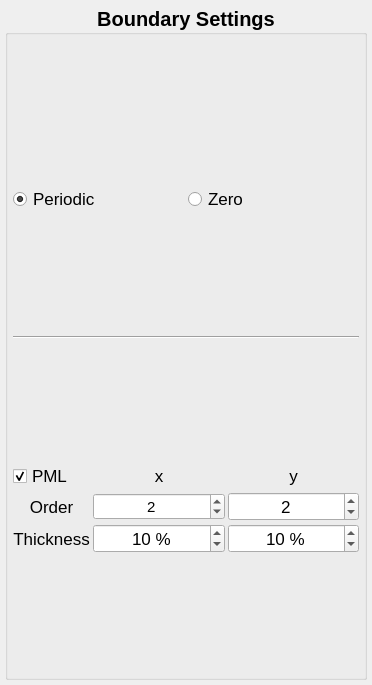
First picture: the form in dirac/gui/mainwindow/boundarysettings/boundary_group_box.ui, repository brands-d/Dirac, before the edit.
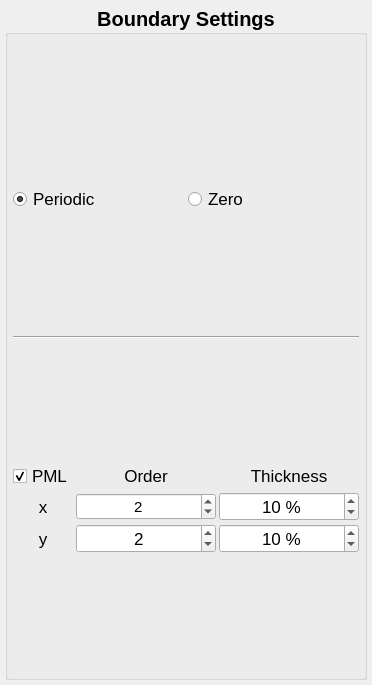
Second picture: the form after the edit.

```diff
--- a/dirac/gui/mainwindow/boundarysettings/boundary_group_box.ui
+++ b/dirac/gui/mainwindow/boundarysettings/boundary_group_box.ui
@@ -123,129 +123,7 @@
       </item>
       <item>
        <layout class="QGridLayout" name="layout_3">
-        <item row="0" column="1">
-         <widget class="QLabel" name="label_x">
-          <property name="font">
-           <font>
-            <pointsize>13</pointsize>
-            <weight>50</weight>
-            <bold>false</bold>
-            <stylestrategy>PreferAntialias</stylestrategy>
-           </font>
-          </property>
-          <property name="toolTip">
-           <string>PML settings for the horizontal direction.</string>
-          </property>
-          <property name="text">
-           <string>x</string>
-          </property>
-          <property name="alignment">
-           <set>Qt::AlignCenter</set>
-          </property>
-         </widget>
-        </item>
-        <item row="1" column="1">
-         <widget class="QSpinBox" name="x_order_spinbox">
-          <property name="font">
-           <font>
-            <pointsize>11</pointsize>
-            <weight>50</weight>
-            <bold>false</bold>
-           </font>
-          </property>
-          <property name="alignment">
-           <set>Qt::AlignCenter</set>
-          </property>
-          <property name="correctionMode">
-           <enum>QAbstractSpinBox::CorrectToNearestValue</enum>
-          </property>
-          <property name="keyboardTracking">
-           <bool>false</bool>
-          </property>
-          <property name="minimum">
-           <number>0</number>
-          </property>
-          <property name="maximum">
-           <number>10</number>
-          </property>
-          <property name="value">
-           <number>2</number>
-          </property>
-         </widget>
-        </item>
         <item row="0" column="2">
-         <widget class="QLabel" name="label_y">
-          <property name="font">
-           <font>
-            <pointsize>13</pointsize>
-            <weight>50</weight>
-            <bold>false</bold>
-            <stylestrategy>PreferAntialias</stylestrategy>
-           </font>
-          </property>
-          <property name="toolTip">
-           <string>PML settings for the vertical direction.</string>
-          </property>
-          <property name="text">
-           <string>y</string>
-          </property>
-          <property name="alignment">
-           <set>Qt::AlignCenter</set>
-          </property>
-         </widget>
-        </item>
-        <item row="1" column="2">
-         <widget class="QSpinBox" name="y_order_spinbox">
-          <property name="font">
-           <font>
-            <pointsize>13</pointsize>
-            <weight>50</weight>
-            <bold>false</bold>
-            <stylestrategy>PreferAntialias</stylestrategy>
-           </font>
-          </property>
-          <property name="alignment">
-           <set>Qt::AlignCenter</set>
-          </property>
-          <property name="correctionMode">
-           <enum>QAbstractSpinBox::CorrectToNearestValue</enum>
-          </property>
-          <property name="keyboardTracking">
-           <bool>false</bool>
-          </property>
-          <property name="minimum">
-           <number>0</number>
-          </property>
-          <property name="maximum">
-           <number>10</number>
-          </property>
-          <property name="value">
-           <number>2</number>
-          </property>
-         </widget>
-        </item>
-        <item row="1" column="0">
-         <widget class="QLabel" name="label_order">
-          <property name="font">
-           <font>
-            <pointsize>13</pointsize>
-            <weight>50</weight>
-            <bold>false</bold>
-            <stylestrategy>PreferAntialias</stylestrategy>
-           </font>
-          </property>
-          <property name="toolTip">
-           <string>Order of the polynomial for the PML.</string>
-          </property>
-          <property name="text">
-           <string>Order</string>
-          </property>
-          <property name="alignment">
-           <set>Qt::AlignCenter</set>
-          </property>
-         </widget>
-        </item>
-        <item row="2" column="0">
          <widget class="QLabel" name="label_thickness">
           <property name="font">
            <font>
@@ -266,6 +144,27 @@
           </property>
          </widget>
         </item>
+        <item row="2" column="0">
+         <widget class="QLabel" name="label_y">
+          <property name="font">
+           <font>
+            <pointsize>13</pointsize>
+            <weight>50</weight>
+            <bold>false</bold>
+            <stylestrategy>PreferAntialias</stylestrategy>
+           </font>
+          </property>
+          <property name="toolTip">
+           <string>PML settings for the vertical direction.</string>
+          </property>
+          <property name="text">
+           <string>y</string>
+          </property>
+          <property name="alignment">
+           <set>Qt::AlignCenter</set>
+          </property>
+         </widget>
+        </item>
         <item row="0" column="0">
          <widget class="QCheckBox" name="pml_checkbox">
           <property name="sizePolicy">
@@ -293,7 +192,7 @@
           </property>
          </widget>
         </item>
-        <item row="2" column="1">
+        <item row="1" column="2">
          <widget class="QSpinBox" name="x_thickness_spinbox">
           <property name="font">
            <font>
@@ -329,6 +228,27 @@
           </property>
          </widget>
         </item>
+        <item row="1" column="0">
+         <widget class="QLabel" name="label_x">
+          <property name="font">
+           <font>
+            <pointsize>13</pointsize>
+            <weight>50</weight>
+            <bold>false</bold>
+            <stylestrategy>PreferAntialias</stylestrategy>
+           </font>
+          </property>
+          <property name="toolTip">
+           <string>PML settings for the horizontal direction.</string>
+          </property>
+          <property name="text">
+           <string>x</string>
+          </property>
+          <property name="alignment">
+           <set>Qt::AlignCenter</set>
+          </property>
+         </widget>
+        </item>
         <item row="2" column="2">
          <widget class="QSpinBox" name="y_thickness_spinbox">
           <property name="font">
@@ -365,6 +285,86 @@
           </property>
          </widget>
         </item>
+        <item row="0" column="1">
+         <widget class="QLabel" name="label_order">
+          <property name="font">
+           <font>
+            <pointsize>13</pointsize>
+            <weight>50</weight>
+            <bold>false</bold>
+            <stylestrategy>PreferAntialias</stylestrategy>
+           </font>
+          </property>
+          <property name="toolTip">
+           <string>Order of the polynomial for the PML.</string>
+          </property>
+          <property name="text">
+           <string>Order</string>
+          </property>
+          <property name="alignment">
+           <set>Qt::AlignCenter</set>
+          </property>
+         </widget>
+        </item>
+        <item row="1" column="1">
+         <widget class="QSpinBox" name="x_order_spinbox">
+          <property name="font">
+           <font>
+            <pointsize>11</pointsize>
+            <weight>50</weight>
+            <bold>false</bold>
+           </font>
+          </property>
+          <property name="alignment">
+           <set>Qt::AlignCenter</set>
+          </property>
+          <property name="correctionMode">
+           <enum>QAbstractSpinBox::CorrectToNearestValue</enum>
+          </property>
+          <property name="keyboardTracking">
+           <bool>false</bool>
+          </property>
+          <property name="minimum">
+           <number>0</number>
+          </property>
+          <property name="maximum">
+           <number>10</number>
+          </property>
+          <property name="value">
+           <number>2</number>
+          </property>
+         </widget>
+        </item>
+        <item row="2" column="1">
+         <widget class="QSpinBox" name="y_order_spinbox">
+          <property name="font">
+           <font>
+            <pointsize>13</pointsize>
+            <weight>50</weight>
+            <bold>false</bold>
+            <stylestrategy>PreferAntialias</stylestrategy>
+           </font>
+          </property>
+          <property name="alignment">
+           <set>Qt::AlignCenter</set>
+          </property>
+          <property name="correctionMode">
+           <enum>QAbstractSpinBox::CorrectToNearestValue</enum>
+          </property>
+          <property name="keyboardTracking">
+           <bool>false</bool>
+          </property>
+          <property name="minimum">
+           <number>0</number>
+          </property>
+          <property name="maximum">
+           <number>10</number>
+          </property>
+          <property name="value">
+           <number>2</number>
+          </property>
+         </widget>
+        </item>
        </layout>
       </item>
      </layout>
```
